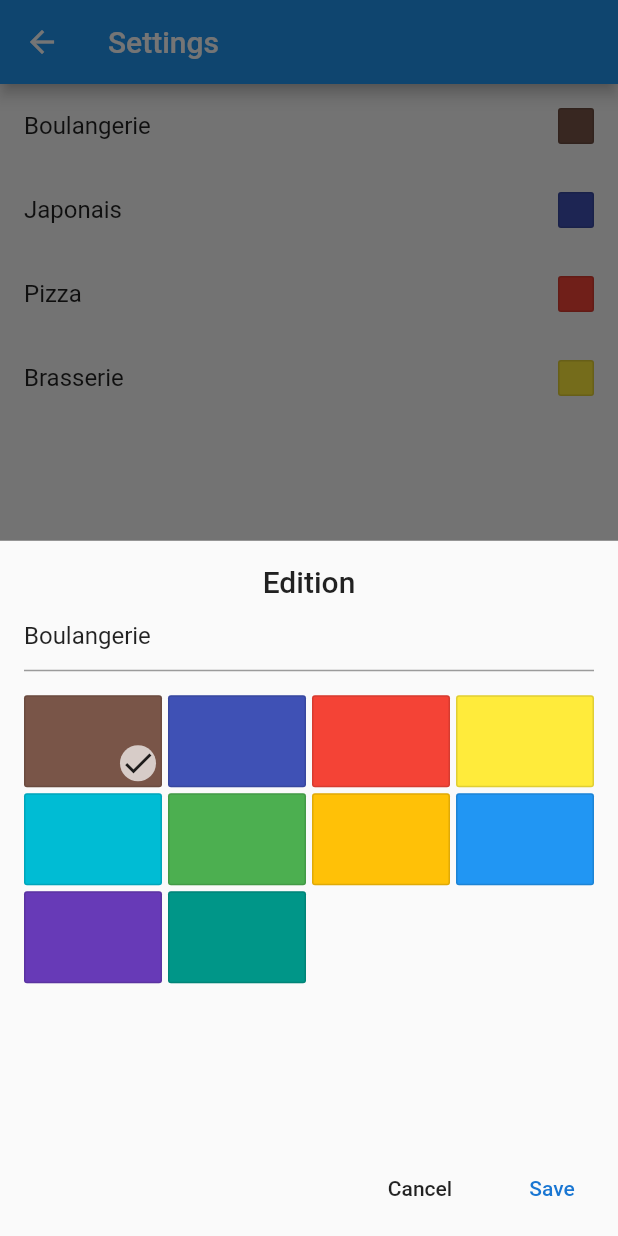
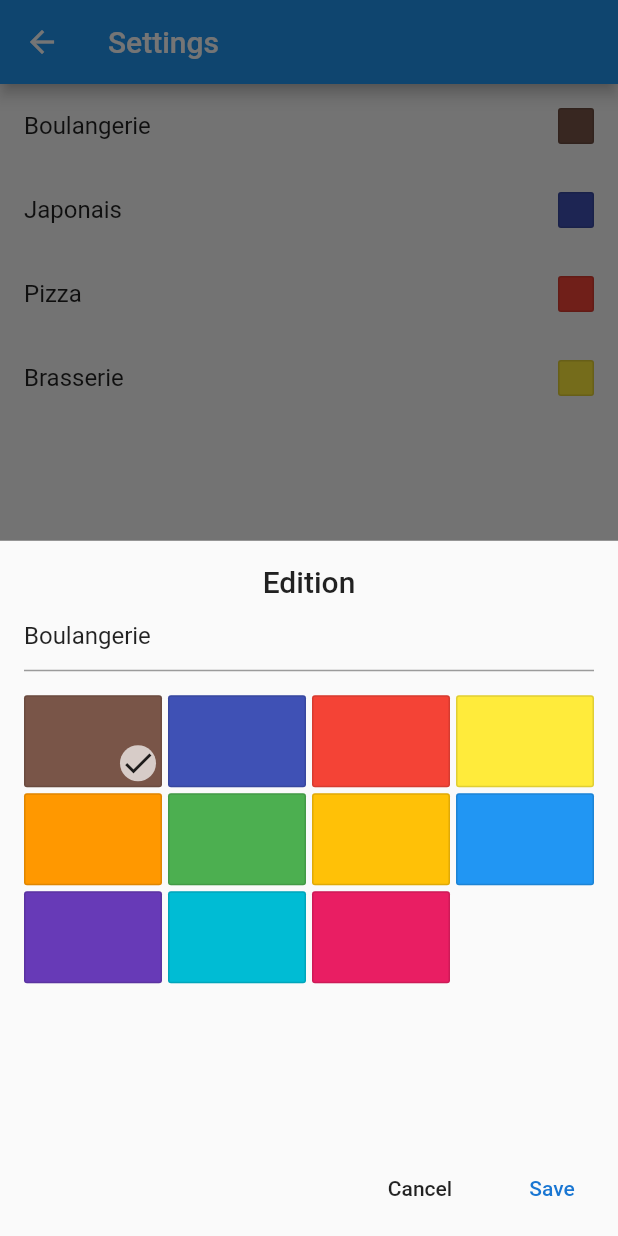
Before and after one commit to nicopico-dev/wheel-of-choice, a Flutter app: the Settings screen opened by its route, after a tap on "Boulangerie", on a phone screen of 412 x 824 dp. Run offline on Flutter 3.47's test engine with Material 2 defaults, Android fonts, the phone set to English and light mode, and no system bars.

Commit message:
Update color palette

```diff
--- a/lib/colors.dart
+++ b/lib/colors.dart
@@ -5,10 +5,11 @@ final choiceColors = <Color>[
   Colors.indigo,
   Colors.red,
   Colors.yellow,
-  Colors.cyan,
+  Colors.orange,
   Colors.green,
   Colors.amber,
   Colors.blue,
   Colors.deepPurple,
-  Colors.teal
+  Colors.cyan,
+  Colors.pink
 ];
--- a/lib/data.dart
+++ b/lib/data.dart
@@ -3,6 +3,7 @@ import 'dart:ui';
 import 'package:flutter/foundation.dart';
 import 'package:flutter/material.dart';
 import 'package:meta/meta.dart';
+import 'package:wheel_of_choice/colors.dart';
 
 class Choice {
   final String name;
@@ -13,10 +14,10 @@ class Choice {
 
 class ChoiceData extends ChangeNotifier {
   final List<Choice> _choices = <Choice>[
-    Choice(name: 'Boulangerie', color: Colors.brown),
-    Choice(name: 'Japonais', color: Colors.indigo),
-    Choice(name: 'Pizza', color: Colors.red),
-    Choice(name: 'Brasserie', color: Colors.yellow),
+    Choice(name: 'Boulangerie', color: choiceColors[0]),
+    Choice(name: 'Japonais', color: choiceColors[1]),
+    Choice(name: 'Pizza', color: choiceColors[2]),
+    Choice(name: 'Brasserie', color: choiceColors[3]),
   ];
   Iterable<Choice> get values => _choices;
 
```
